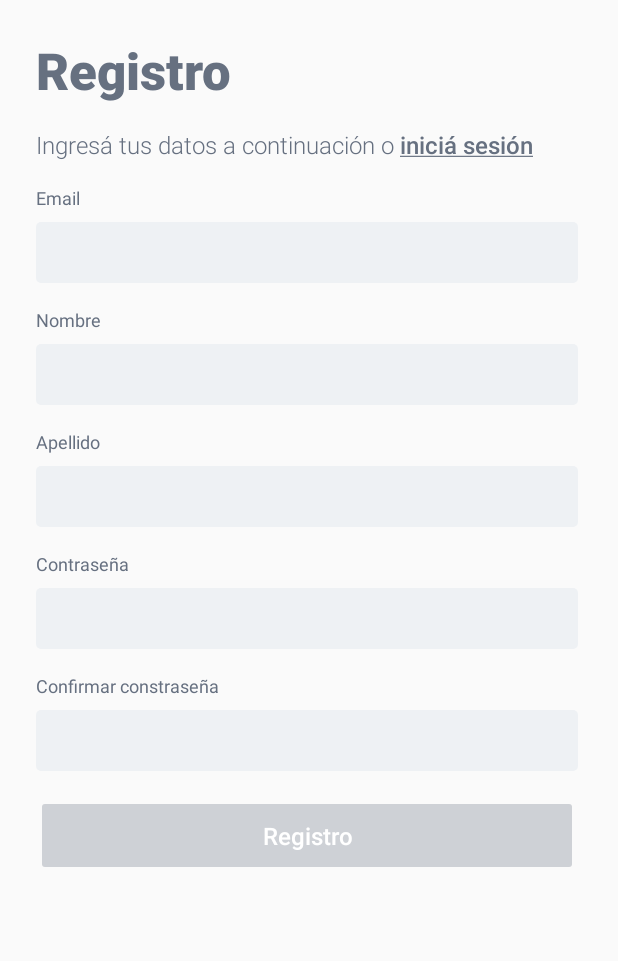
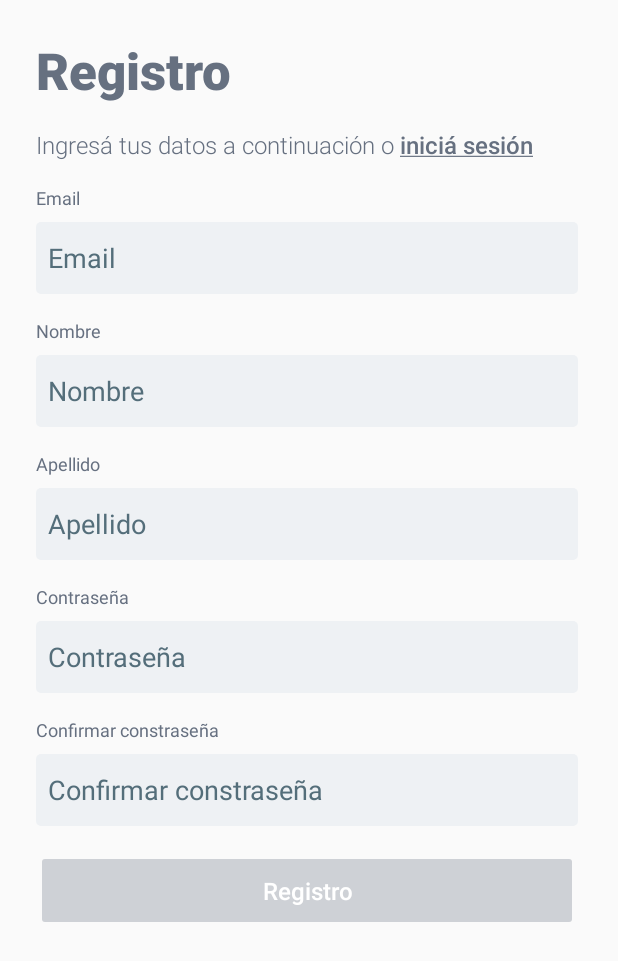
Before and after one commit to UTN-FRBA-Mobile/CryptoLearn, an Android app: the signupFragment screen opened through its navigation route, on a phone screen of 412 x 824 dp. Shown: the top 961 px of the screen. Run offline under Robolectric (Android 15) with nearby library versions, the phone set to English and light mode, and no system bars; our stand-ins replace data binding; pictures from the network do not load.

Commit message:
Viewport and chapters changes

```diff
--- a/mobile-app/app/src/main/res/layout/fragment_question.xml
+++ b/mobile-app/app/src/main/res/layout/fragment_question.xml
@@ -50,6 +50,7 @@
                 android:layout_height="wrap_content"
                 android:layout_marginTop="@dimen/text_margin_top"
                 android:adjustViewBounds="true"
+                android:contentDescription="@string/bitcoin_logo"
                 android:maxHeight="@dimen/max_image_height"
                 android:src="@drawable/chapter_1_in_progress" />
 
--- a/mobile-app/app/src/main/res/layout/fragment_signup.xml
+++ b/mobile-app/app/src/main/res/layout/fragment_signup.xml
@@ -68,10 +68,15 @@
             android:layout_width="match_parent"
             android:layout_height="wrap_content"
             android:layout_marginTop="@dimen/label_margin_top"
+            android:autofillHints=""
             android:background="@drawable/edit_text_border"
             android:ems="10"
+            android:hint="@string/email"
             android:inputType="textEmailAddress"
-            android:padding="@dimen/text_input_padding" />
+            android:minHeight="48dp"
+            android:padding="@dimen/text_input_padding"
+            android:textColorHint="#546E7A"
+            tools:ignore="DuplicateSpeakableTextCheck" />
 
         <TextView
             android:id="@+id/nameLabel"
@@ -87,10 +92,15 @@
             android:layout_width="match_parent"
             android:layout_height="wrap_content"
             android:layout_marginTop="@dimen/label_margin_top"
+            android:autofillHints=""
             android:background="@drawable/edit_text_border"
             android:ems="10"
+            android:hint="@string/name"
             android:inputType="textPersonName"
-            android:padding="@dimen/text_input_padding" />
+            android:minHeight="48dp"
+            android:padding="@dimen/text_input_padding"
+            android:textColorHint="#546E7A"
+            tools:ignore="DuplicateSpeakableTextCheck" />
 
         <TextView
             android:id="@+id/lastNameLabel"
@@ -106,10 +116,15 @@
             android:layout_width="match_parent"
             android:layout_height="wrap_content"
             android:layout_marginTop="@dimen/label_margin_top"
+            android:autofillHints=""
             android:background="@drawable/edit_text_border"
             android:ems="10"
+            android:hint="@string/last_name"
             android:inputType="textPersonName"
-            android:padding="@dimen/text_input_padding" />
+            android:minHeight="48dp"
+            android:padding="@dimen/text_input_padding"
+            android:textColorHint="#546E7A"
+            tools:ignore="DuplicateSpeakableTextCheck" />
 
         <TextView
             android:id="@+id/passwordLabel"
@@ -125,10 +140,15 @@
             android:layout_width="match_parent"
             android:layout_height="wrap_content"
             android:layout_marginTop="@dimen/label_margin_top"
+            android:autofillHints=""
             android:background="@drawable/edit_text_border"
             android:ems="10"
+            android:hint="@string/password"
             android:inputType="textPassword"
-            android:padding="@dimen/text_input_padding" />
+            android:minHeight="48dp"
+            android:padding="@dimen/text_input_padding"
+            android:textColorHint="#546E7A"
+            tools:ignore="DuplicateSpeakableTextCheck" />
 
         <TextView
             android:id="@+id/confirmPasswordLabel"
@@ -144,10 +164,15 @@
             android:layout_width="match_parent"
             android:layout_height="wrap_content"
             android:layout_marginTop="@dimen/label_margin_top"
+            android:autofillHints=""
             android:background="@drawable/edit_text_border"
             android:ems="10"
+            android:hint="@string/confirm_password"
             android:inputType="textPassword"
-            android:padding="@dimen/text_input_padding" />
+            android:minHeight="48dp"
+            android:padding="@dimen/text_input_padding"
+            android:textColorHint="#546E7A"
+            tools:ignore="DuplicateSpeakableTextCheck" />
 
         <Button
             android:id="@+id/signUpButton"
@@ -160,7 +185,7 @@
             android:stateListAnimator="@null"
             android:textColorHint="@color/white"
             android:textSize="@dimen/text_size"
-            tools:ignore="TextContrastCheck" />
+            tools:ignore="TextContrastCheck,DuplicateSpeakableTextCheck" />
 
     </LinearLayout>
 </layout>
--- a/mobile-app/app/src/main/res/layout/view_listitem_chapter.xml
+++ b/mobile-app/app/src/main/res/layout/view_listitem_chapter.xml
@@ -9,7 +9,8 @@
     <Button
         android:id="@+id/chapter_image"
         android:layout_width="90dp"
-        android:layout_height="90dp" />
+        android:layout_height="90dp"
+        android:contentDescription="@string/bitcoin_logo" />
 
     <TextView
         android:id="@+id/chapter_name"
--- a/mobile-app/app/src/main/res/layout/view_question_option.xml
+++ b/mobile-app/app/src/main/res/layout/view_question_option.xml
@@ -3,8 +3,8 @@
     android:id="@+id/questionOptionButton"
     android:layout_width="wrap_content"
     android:layout_height="wrap_content"
+    android:backgroundTint="@color/light_button"
+    android:contentDescription="@string/go_to_question"
     android:minWidth="48dip"
     android:textAllCaps="false"
-    android:backgroundTint="@color/light_button"
-    android:textColor="@color/text"
-    />
+    android:textColor="@color/text" />
--- /dev/null
+++ b/mobile-app/app/src/main/res/values-night/strings.xml
@@ -0,0 +1,5 @@
+<?xml version="1.0" encoding="utf-8"?>
+<resources>
+    <string name="bitcoin_logo">bitcoin-logo</string>
+    <string name="ir_a_la_pregunta">Ir a la pregunta</string>
+</resources>
--- a/mobile-app/app/src/main/res/values/strings.xml
+++ b/mobile-app/app/src/main/res/values/strings.xml
@@ -25,11 +25,12 @@
     <string name="bad_login">El email o la contraseña son incorrectos</string>
     <string name="checkButton">CHECK</string>
     <string name="bad_get_levels">Hubo un error al cargar los niveles</string>
-
     <string name="prompt_info_title">CryptoLearn</string>
     <string name="prompt_info_subtitle">Autenticación biométrica</string>
     <string name="prompt_info_description">Por favor, autenticate para iniciar sesión</string>
     <string name="prompt_info_use_app_password">Cancelar</string>
-
     <string name="secret_key_name">biometric_encryption_key</string>
+    <string name="go_to_question">Go to question</string>
+    <string name="bitcoin_logo">bitcoin-logo</string>
+    <string name="ir_a_la_pregunta">Ir a la pregunta</string>
 </resources>
```
Also changed, not shown: mobile-app/app/src/main/res/layout/fragment_chapter.xml (+4 -4 lines), mobile-app/app/src/main/res/layout/fragment_login.xml (+10 -2 lines), mobile-app/app/src/main/res/layout/fragment_reset_password.xml (+7 -2 lines), 4 other files.
